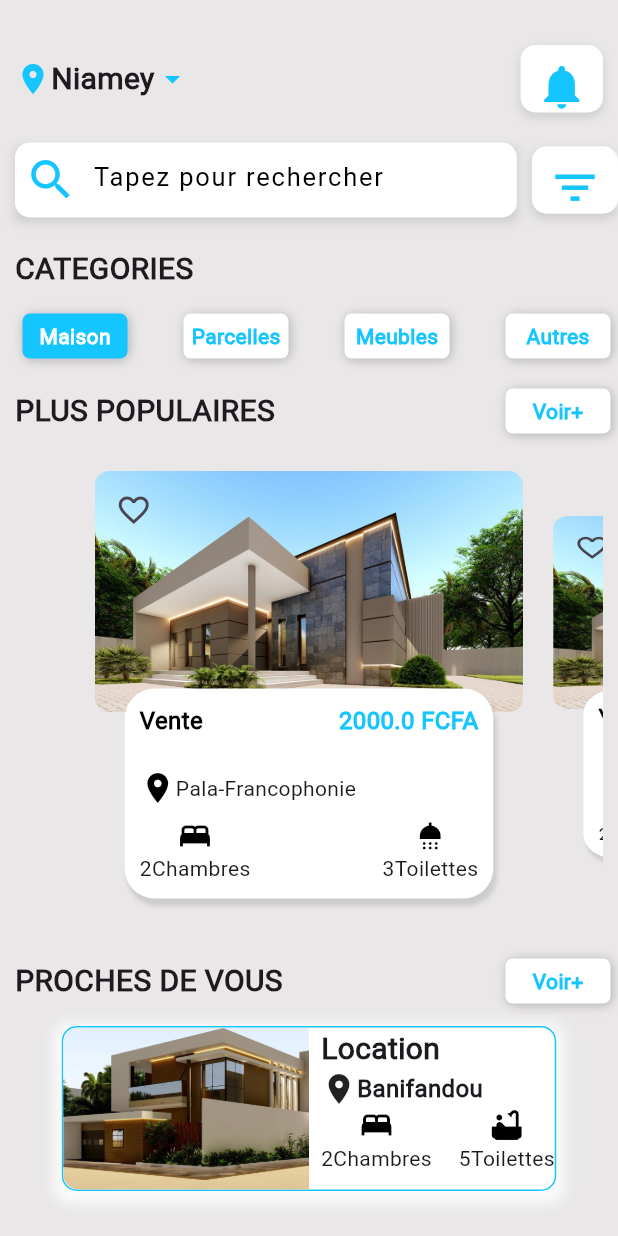
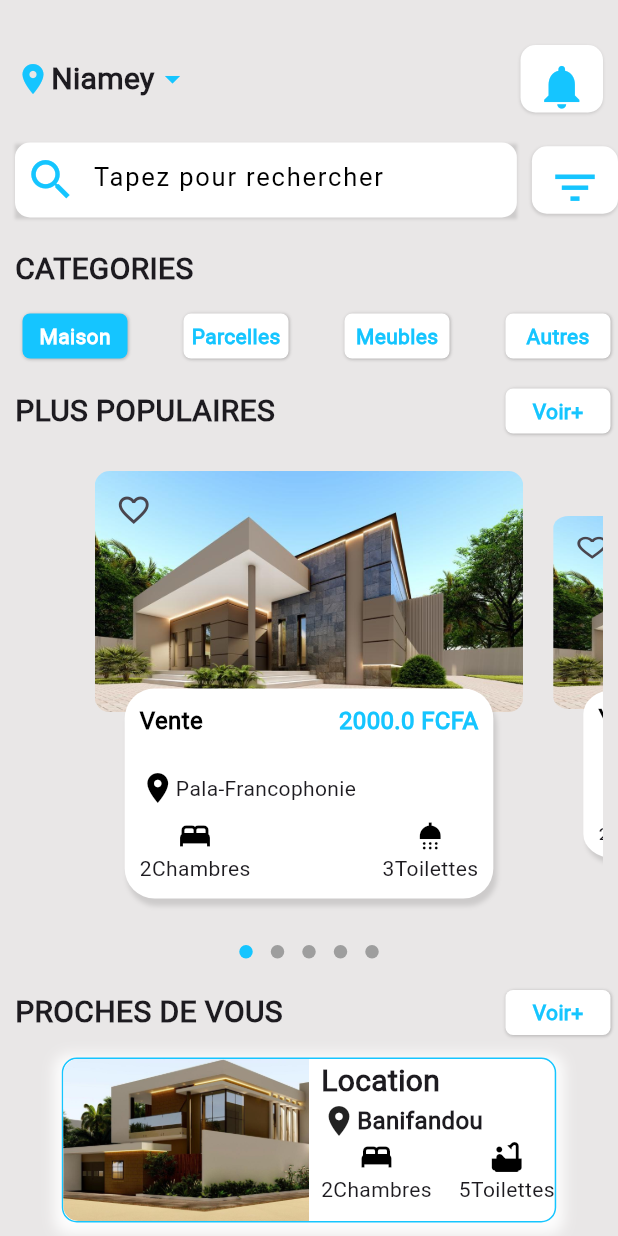
Before and after one commit to GANONTHA/Application_Mobile_Belle_House, a Flutter app: the screen it shows after launch, on a phone screen of 412 x 824 dp. Run offline on Flutter 3.47's test engine with Material 3 defaults, Android fonts, the phone set to English and light mode, and no system bars; drawn by our look-alikes of dots_indicator.

Commit message:
Refactor widget layouts, update box shadows, and add dots indicator

```diff
--- a/lib/home/main_property_page.dart
+++ b/lib/home/main_property_page.dart
@@ -119,7 +119,7 @@ class MainPropertyPage extends StatelessWidget {
           const SizedBox(height: 10),
           //listings
 
-          PropertyPageBuilder(),
+          const PropertyPageBuilder(),
           //near you
           const SizedBox(height: 10),
           Row(
@@ -143,7 +143,7 @@ class MainPropertyPage extends StatelessWidget {
               area: 'Banifandou',
               bed: 02,
               toilette: 05,
-              type: 'Location')
+              type: 'Location'),
         ],
       ),
     );
--- a/lib/home/property_page_builder.dart
+++ b/lib/home/property_page_builder.dart
@@ -1,4 +1,6 @@
+import 'package:belle_house_mobile_app/utils/colors.dart';
 import 'package:belle_house_mobile_app/widgets/popular_property.dart';
+import 'package:dots_indicator/dots_indicator.dart';
 import 'package:flutter/material.dart';
 
 class PropertyPageBuilder extends StatefulWidget {
@@ -25,20 +27,35 @@ class _PropertyPageBuilderState extends State<PropertyPageBuilder> {
 
   @override
   void dispose() {
+    super.dispose();
     pageController.dispose();
   }
 
   @override
   Widget build(BuildContext context) {
-    return Container(
+    return Column(
+      children: [
+        Container(
           height: 300,
-      margin: EdgeInsets.all(10),
+          margin: const EdgeInsets.all(10),
           child: PageView.builder(
               controller: pageController,
               itemCount: 5,
               itemBuilder: (context, position) {
                 return _buildPageItem(position);
               }),
+        ),
+        DotsIndicator(
+          dotsCount: 5,
+          position: _currPageValue.toInt(),
+          decorator: DotsDecorator(
+            color: Colors.grey,
+            activeColor: AppColors.primaryColor,
+            activeShape:
+                RoundedRectangleBorder(borderRadius: BorderRadius.circular(5)),
+          ),
+        ),
+      ],
     );
   }
 
--- a/lib/widgets/icon_component.dart
+++ b/lib/widgets/icon_component.dart
@@ -25,8 +25,8 @@ class IconElement extends StatelessWidget {
             BoxShadow(
               color: Colors.black12,
               // spreadRadius: 1,
-              blurRadius: 5,
-              offset: Offset(0, 3), // changes position of shadow
+              blurRadius: 1,
+              offset: Offset(0, 1), // changes position of shadow
             )
           ]),
       child: Center(
--- a/lib/widgets/menu_item.dart
+++ b/lib/widgets/menu_item.dart
@@ -24,14 +24,14 @@ class MenuItem extends StatelessWidget {
           BoxShadow(
             color: Colors.black12,
             // spreadRadius: 1,
-            blurRadius: 5,
-            offset: Offset(0, 2), // changes position of shadow
+            blurRadius: 1,
+            offset: Offset(0, 1), // changes position of shadow
           ),
           BoxShadow(
             color: Colors.black12,
             // spreadRadius: 1,
-            blurRadius: 5,
-            offset: Offset(2, 0), // changes position of shadow
+            blurRadius: 1,
+            offset: Offset(1, 0), // changes position of shadow
           ),
         ],
       ),
--- a/lib/widgets/searchbar.dart
+++ b/lib/widgets/searchbar.dart
@@ -17,8 +17,8 @@ class TextFielSearch extends StatelessWidget {
           BoxShadow(
             color: Colors.black12,
             // spreadRadius: 1,
-            blurRadius: 5,
-            offset: Offset(0, 3), // changes position of shadow
+            blurRadius: 1,
+            offset: Offset(0, 1), // changes position of shadow
           )
         ],
       ),
--- a/pubspec.yaml
+++ b/pubspec.yaml
@@ -34,6 +34,7 @@ dependencies:
   # The following adds the Cupertino Icons font to your application.
   # Use with the CupertinoIcons class for iOS style icons.
   cupertino_icons: ^1.0.2
+  dots_indicator: ^3.0.0
 
 dev_dependencies:
   flutter_test:
```
Also changed, not shown: pubspec.lock. Lines whose indentation alone changed are shown as unchanged.
